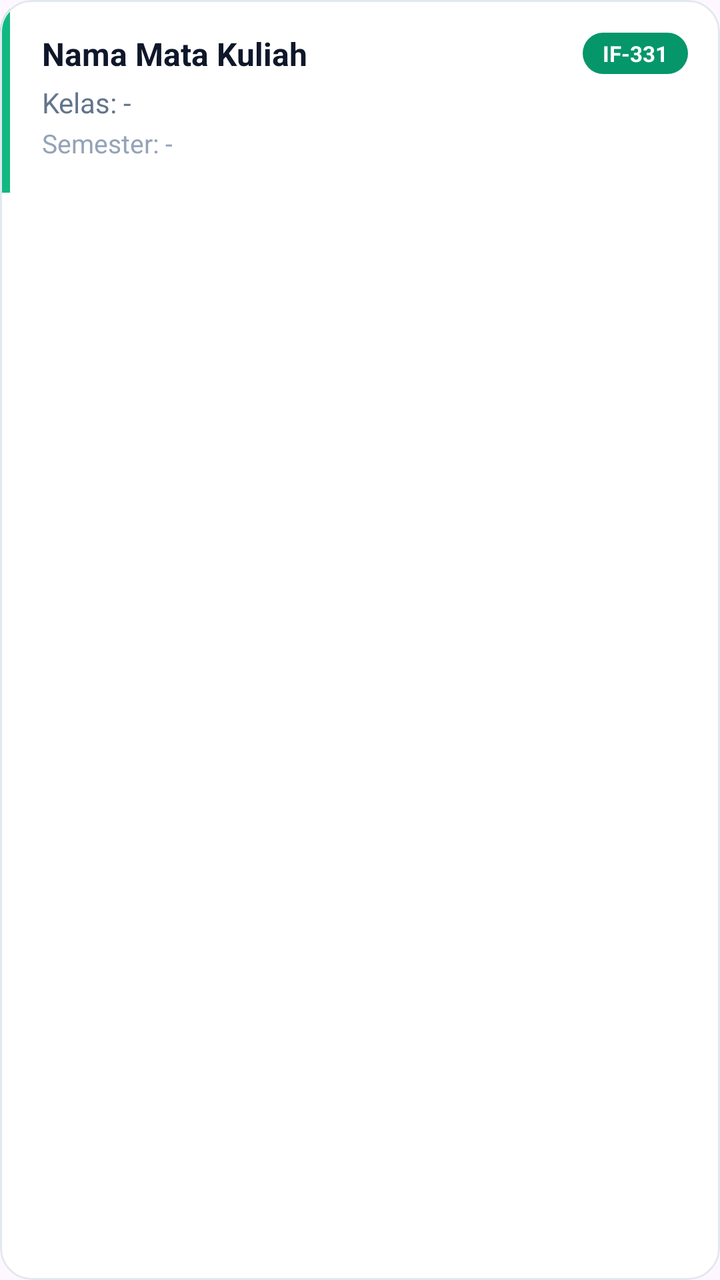
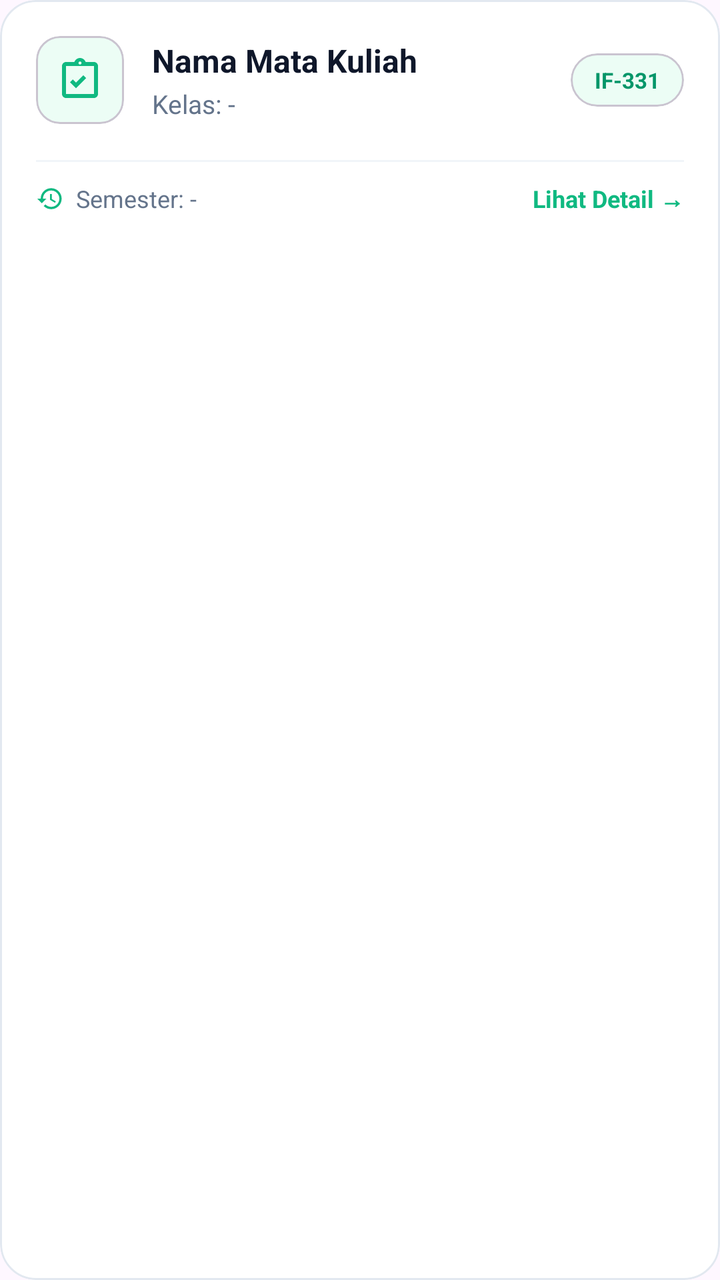

An Android layout rendered at two revisions. The XML below is the earlier revision; the diff shows what the commit changed to produce the second picture.
<!-- AndroidManifest.xml: application theme Theme.IFUnjaniExam -->
<!-- res/layout/item_kelas.xml -->
<?xml version="1.0" encoding="utf-8"?>
<com.google.android.material.card.MaterialCardView xmlns:android="http://schemas.android.com/apk/res/android"
    xmlns:app="http://schemas.android.com/apk/res-auto"
    android:layout_width="match_parent"
    android:layout_height="wrap_content"
    android:layout_marginHorizontal="16dp"
    android:layout_marginBottom="12dp"
    android:clickable="true"
    android:focusable="true"
    android:foreground="?android:attr/selectableItemBackground"
    app:cardBackgroundColor="#FFFFFF"
    app:cardCornerRadius="16dp"
    app:cardElevation="0dp"
    app:strokeColor="#E2E8F0"
    app:strokeWidth="1dp">

    <LinearLayout
        android:layout_width="match_parent"
        android:layout_height="wrap_content"
        android:orientation="horizontal">

        
        <View
            android:layout_width="5dp"
            android:layout_height="match_parent"
            android:background="#10B981" />

        <LinearLayout
            android:layout_width="0dp"
            android:layout_height="wrap_content"
            android:layout_weight="1"
            android:orientation="vertical"
            android:padding="16dp">

            
            <LinearLayout
                android:layout_width="match_parent"
                android:layout_height="wrap_content"
                android:gravity="center_vertical"
                android:orientation="horizontal">

                <TextView
                    android:id="@+id/tvCourseName"
                    android:layout_width="0dp"
                    android:layout_height="wrap_content"
                    android:layout_weight="1"
                    android:text="Nama Mata Kuliah"
                    android:textColor="#0F172A"
                    android:textSize="16sp"
                    android:textStyle="bold" />

                
                <TextView
                    android:id="@+id/tvClassCode"
                    android:layout_width="wrap_content"
                    android:layout_height="wrap_content"
                    android:background="@drawable/badge_green"
                    android:backgroundTint="#059669"
                    android:paddingHorizontal="10dp"
                    android:paddingVertical="3dp"
                    android:text="IF-331"
                    android:textColor="#FFFFFF"
                    android:textSize="11sp"
                    android:textStyle="bold" />
            </LinearLayout>

            <TextView
                android:id="@+id/tvClassName"
                android:layout_width="match_parent"
                android:layout_height="wrap_content"
                android:layout_marginTop="4dp"
                android:text="Kelas: -"
                android:textColor="#64748B"
                android:textSize="14sp" />

            <TextView
                android:id="@+id/tvSemester"
                android:layout_width="match_parent"
                android:layout_height="wrap_content"
                android:layout_marginTop="2dp"
                android:text="Semester: -"
                android:textColor="#94A3B8"
                android:textSize="13sp" />
        </LinearLayout>

    </LinearLayout>
</com.google.android.material.card.MaterialCardView>
<!-- resources referenced by this layout -->
<resources>
  <!-- drawable badge_green (drawable) -->
  <?xml version="1.0" encoding="utf-8"?>
  <shape xmlns:android="http://schemas.android.com/apk/res/android"
      android:shape="rectangle">
      <solid android:color="#27ae60" />
      <corners android:radius="20dp" />
  </shape>
  <style name="Theme.IFUnjaniExam" parent="Base.Theme.IFUnjaniExam" />
  <style name="Base.Theme.IFUnjaniExam" parent="Theme.Material3.DayNight.NoActionBar">
          
          
      </style>
</resources>

<!-- the commit's change to res/layout/item_kelas.xml (unified diff, before → after) -->
@@ -9,7 +9,7 @@
     android:focusable="true"
     android:foreground="?android:attr/selectableItemBackground"
     app:cardBackgroundColor="#FFFFFF"
-    app:cardCornerRadius="16dp"
+    app:cardCornerRadius="18dp"
     app:cardElevation="0dp"
     app:strokeColor="#E2E8F0"
     app:strokeWidth="1dp">
@@ -17,70 +17,119 @@
     <LinearLayout
         android:layout_width="match_parent"
         android:layout_height="wrap_content"
-        android:orientation="horizontal">
+        android:orientation="vertical"
+        android:padding="18dp">
 
         
-        <View
-            android:layout_width="5dp"
-            android:layout_height="match_parent"
-            android:background="#10B981" />
-
         <LinearLayout
-            android:layout_width="0dp"
+            android:layout_width="match_parent"
             android:layout_height="wrap_content"
-            android:layout_weight="1"
-            android:orientation="vertical"
-            android:padding="16dp">
+            android:gravity="center_vertical"
+            android:orientation="horizontal"
+            android:layout_marginBottom="8dp">
 
             
+            <com.google.android.material.card.MaterialCardView
+                android:layout_width="44dp"
+                android:layout_height="44dp"
+                app:cardCornerRadius="12dp"
+                app:cardElevation="0dp"
+                app:cardBackgroundColor="#ECFDF5">
+
+                <ImageView
+                    android:layout_width="24dp"
+                    android:layout_height="24dp"
+                    android:layout_gravity="center"
+                    android:src="@drawable/ic_assignment"
+                    app:tint="#10B981" />
+            </com.google.android.material.card.MaterialCardView>
+
             <LinearLayout
-                android:layout_width="match_parent"
+                android:layout_width="0dp"
                 android:layout_height="wrap_content"
-                android:gravity="center_vertical"
-                android:orientation="horizontal">
+                android:layout_weight="1"
+                android:layout_marginStart="14dp"
+                android:orientation="vertical">
 
                 <TextView
                     android:id="@+id/tvCourseName"
-                    android:layout_width="0dp"
+                    android:layout_width="wrap_content"
                     android:layout_height="wrap_content"
-                    android:layout_weight="1"
                     android:text="Nama Mata Kuliah"
                     android:textColor="#0F172A"
                     android:textSize="16sp"
-                    android:textStyle="bold" />
+                    android:textStyle="bold"
+                    android:maxLines="1"
+                    android:ellipsize="end" />
 
-                
+                <TextView
+                    android:id="@+id/tvClassName"
+                    android:layout_width="match_parent"
+                    android:layout_height="wrap_content"
+                    android:layout_marginTop="2dp"
+                    android:text="Kelas: -"
+                    android:textColor="#64748B"
+                    android:textSize="13sp" />
+            </LinearLayout>
+
+            
+            <com.google.android.material.card.MaterialCardView
+                android:layout_width="wrap_content"
+                android:layout_height="wrap_content"
+                app:cardCornerRadius="20dp"
+                app:cardElevation="0dp"
+                app:cardBackgroundColor="#ECFDF5">
+
                 <TextView
                     android:id="@+id/tvClassCode"
                     android:layout_width="wrap_content"
                     android:layout_height="wrap_content"
-                    android:background="@drawable/badge_green"
-                    android:backgroundTint="#059669"
-                    android:paddingHorizontal="10dp"
-                    android:paddingVertical="3dp"
+                    android:paddingHorizontal="12dp"
+                    android:paddingVertical="6dp"
                     android:text="IF-331"
-                    android:textColor="#FFFFFF"
+                    android:textColor="#059669"
                     android:textSize="11sp"
                     android:textStyle="bold" />
-            </LinearLayout>
+            </com.google.android.material.card.MaterialCardView>
+        </LinearLayout>
 
-            <TextView
-                android:id="@+id/tvClassName"
-                android:layout_width="match_parent"
-                android:layout_height="wrap_content"
-                android:layout_marginTop="4dp"
-                android:text="Kelas: -"
-                android:textColor="#64748B"
-                android:textSize="14sp" />
+        
+        <View
+            android:layout_width="match_parent"
+            android:layout_height="1dp"
+            android:background="#F1F5F9"
+            android:layout_marginVertical="10dp" />
+
+        
+        <LinearLayout
+            android:layout_width="match_parent"
+            android:layout_height="wrap_content"
+            android:gravity="center_vertical"
+            android:orientation="horizontal">
+
+            <ImageView
+                android:layout_width="14dp"
+                android:layout_height="14dp"
+                android:src="@drawable/ic_history"
+                app:tint="#10B981" />
 
             <TextView
                 android:id="@+id/tvSemester"
-                android:layout_width="match_parent"
+                android:layout_width="0dp"
                 android:layout_height="wrap_content"
-                android:layout_marginTop="2dp"
+                android:layout_weight="1"
+                android:layout_marginStart="6dp"
                 android:text="Semester: -"
-                android:textColor="#94A3B8"
-                android:textSize="13sp" />
+                android:textColor="#64748B"
+                android:textSize="12sp" />
+
+            <TextView
+                android:layout_width="wrap_content"
+                android:layout_height="wrap_content"
+                android:text="Lihat Detail →"
+                android:textColor="#10B981"
+                android:textSize="12sp"
+                android:textStyle="bold" />
         </LinearLayout>
 
     </LinearLayout>
<!-- resource entries referenced after the edit -->
@@ -1,12 +1,27 @@
 <!-- resources referenced by this layout -->
 <resources>
-  <!-- drawable badge_green (drawable) -->
-  <?xml version="1.0" encoding="utf-8"?>
-  <shape xmlns:android="http://schemas.android.com/apk/res/android"
-      android:shape="rectangle">
-      <solid android:color="#27ae60" />
-      <corners android:radius="20dp" />
-  </shape>
+  <!-- drawable ic_assignment (drawable) -->
+  <vector xmlns:android="http://schemas.android.com/apk/res/android"
+      android:width="48dp"
+      android:height="48dp"
+      android:viewportWidth="24"
+      android:viewportHeight="24"
+      android:tint="#2c3e50">
+    <path
+        android:fillColor="#FF000000"
+        android:pathData="M19,3h-4.18C14.4,1.84 13.3,1 12,1S9.6,1.84 9.18,3H5C3.9,3 3,3.9 3,5v14c0,1.1 0.9,2 2,2h14c1.1,0 2,-0.9 2,-2V5C21,3.9 20.1,3 19,3zM12,2.75c0.41,0 0.75,0.34 0.75,0.75S12.41,4.25 12,4.25s-0.75,-0.34 -0.75,-0.75S11.59,2.75 12,2.75zM19,19H5V5h14V19zM15.08,11.03l-1.41,-1.41l-3.67,3.67l-1.58,-1.58l-1.42,1.41l3,3L15.08,11.03z"/>
+  </vector>
+  <!-- drawable ic_history (drawable) -->
+  <vector xmlns:android="http://schemas.android.com/apk/res/android"
+      android:width="48dp"
+      android:height="48dp"
+      android:viewportWidth="24"
+      android:viewportHeight="24"
+      android:tint="#2c3e50">
+    <path
+        android:fillColor="#FF000000"
+        android:pathData="M13,3c-4.97,0 -9,4.03 -9,9H1l3.89,3.89l0.07,0.14L9,12H6c0,-3.87 3.13,-7 7,-7s7,3.13 7,7s-3.13,7 -7,7c-1.93,0 -3.68,-0.79 -4.94,-2.06l-1.42,1.42C8.27,19.99 10.51,21 13,21c4.97,0 9,-4.03 9,-9S17.97,3 13,3zm-1,5v5l4.28,2.54l0.72,-1.21l-3.5,-2.08V8H12z"/>
+  </vector>
   <style name="Theme.IFUnjaniExam" parent="Base.Theme.IFUnjaniExam" />
   <style name="Base.Theme.IFUnjaniExam" parent="Theme.Material3.DayNight.NoActionBar">
           
